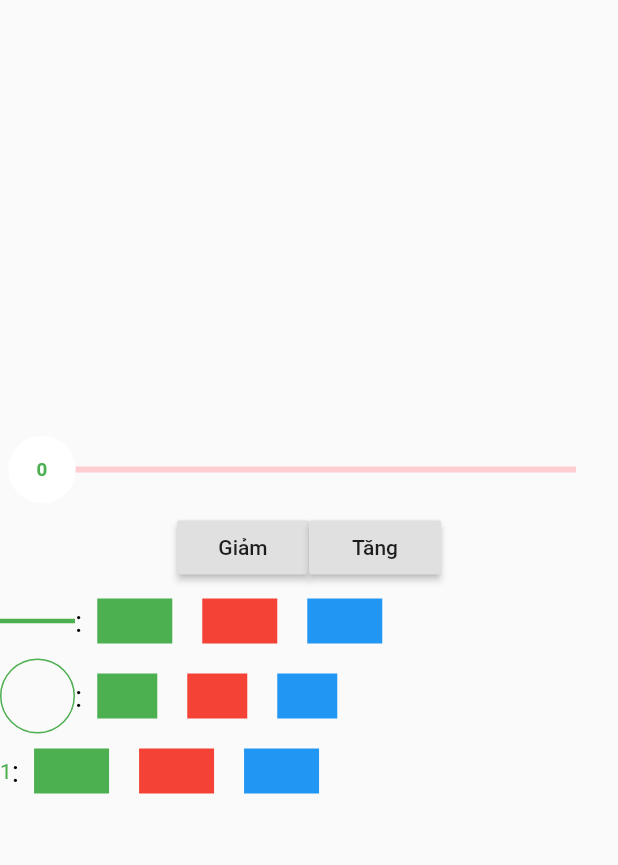
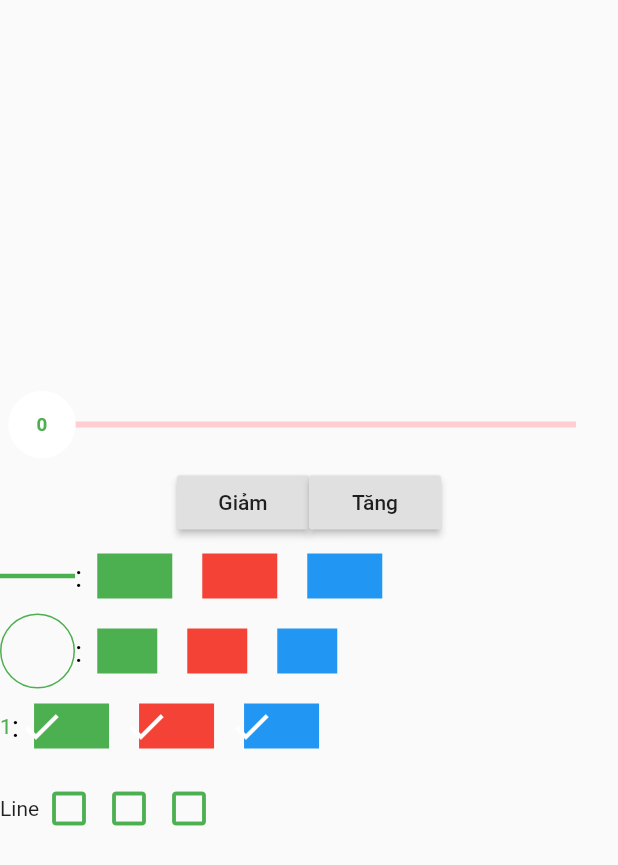
Before and after one commit to MrLongg71/test, a Flutter app: the screen it shows after launch, on a phone screen of 412 x 824 dp. Shown: the top 865 px of the screen. Run offline on Flutter 3.47's test engine with Material 2 defaults, Android fonts, the phone set to English and light mode, and no system bars; our stand-ins replace equatable, flutter_bloc.

Commit message:
update code

```diff
--- a/lib/main.dart
+++ b/lib/main.dart
@@ -2,6 +2,7 @@ import 'package:flutter/material.dart';
 import 'package:flutter_bloc/flutter_bloc.dart';
 import 'package:test20210418/bloc/test_bloc.dart';
 import 'package:test20210418/bloc/test_event.dart';
+import 'package:test20210418/model.dart';
 
 import 'bloc/test_state.dart';
 import 'custom_slider.dart';
@@ -35,16 +36,20 @@ class MyHomePage extends StatefulWidget {
 class _MyHomePageState extends State<MyHomePage> {
   double _value = 0.0;
   List<Color> _colorList = [Colors.green, Colors.red, Colors.blue];
-
+  List<Model> model = [];
   Color _colorLine;
   Color _colorCircle;
   Color _colorText;
+  int _keyLine = -1;
 
   @override
   void initState() {
     _colorLine = _colorList[0];
     _colorCircle = _colorList[0];
     _colorText = _colorList[0];
+
+    // model.add(Model(color:));
+
     super.initState();
   }
 
@@ -62,7 +67,7 @@ class _MyHomePageState extends State<MyHomePage> {
         if (state is ChangeColorState) {
           _colorLine = state.color;
         }
-        if(state is ChangeSliderState){
+        if (state is ChangeSliderState) {
           _value = state.value;
         }
       },
@@ -83,8 +88,7 @@ class _MyHomePageState extends State<MyHomePage> {
             trackShape: RectangularSliderTrackShape(),
             trackHeight: 4.0,
             thumbColor: _colorText,
-            thumbShape:
-                CustomSliderThumbCircle(thumbRadius: 25, min: 0, max: 100),
+            thumbShape: CustomSliderThumbCircle(thumbRadius: 25, min: 0, max: 100),
             overlayColor: _colorLine.withAlpha(32),
             overlayShape: RoundSliderOverlayShape(overlayRadius: 28.0),
           ),
@@ -120,6 +124,7 @@ class _MyHomePageState extends State<MyHomePage> {
         _buildLineColor(),
         _buildCircleColor(),
         _buildTextColor(),
+        _line(),
       ],
     );
   }
@@ -205,6 +210,7 @@ class _MyHomePageState extends State<MyHomePage> {
   }
 
   Widget _buildTextColor() {
+    bool _check = true;
     return Container(
       height: 50,
       child: Row(
@@ -224,16 +230,31 @@ class _MyHomePageState extends State<MyHomePage> {
             itemBuilder: (BuildContext context, int index) {
               return GestureDetector(
                   onTap: () {
+                    _check = !_check;
                     _colorText = _colorList[index];
+                    print(_check);
                     setState(() {});
                   },
-                child: Container(
+                  child: Stack(
+                    children: [
+                      Container(
                         margin: EdgeInsets.all(10),
                         color: _colorList[index],
                         width: 50,
                         height: 50,
                       ),
-              );
+                      _check
+                          ? Align(
+                              child: Icon(
+                                Icons.check,
+                                size: 30.0,
+                                color: Colors.white,
+                              ),
+                              alignment: Alignment.center,
+                            )
+                          : Container()
+                    ],
+                  ));
             },
           )
         ],
@@ -241,18 +262,51 @@ class _MyHomePageState extends State<MyHomePage> {
     );
   }
 
-// Widget _buildList(){
-//   return  GridView.builder(
-//       gridDelegate: const SliverGridDelegateWithFixedCrossAxisCount(
-//         crossAxisCount: 3,
-//       ),
-//       itemCount: 3,
-//       itemBuilder: (BuildContext context, int index) {
-//         return Card(
-//           color: Colors.amber,
-//           child: Center(child: Text('$index')),
-//         );
-//       }
-//   );
-// }
+  Widget _line() {
+    return Container(
+      height: 60,
+      width: MediaQuery.of(context).size.width,
+      child: Row(
+        children: [
+          Container(
+            child: Text('Line'),
+          ),
+          Expanded(
+            child: ListView(
+              scrollDirection: Axis.horizontal,
+              children: [
+                _item(indexKey: _keyLine, index: 0, color: Colors.green, tap: () => _tapLine(0)),
+                _item(indexKey: _keyLine, index: 1, color: Colors.green, tap: () => _tapLine(1)),
+                _item(indexKey: _keyLine, index: 2, color: Colors.green, tap: () => _tapLine(2)),
+              ],
+            ),
+          ),
+        ],
+      ),
+    );
   }
+
+  Widget _item({int indexKey, int index, Color color, Function tap}) {
+    return Container(
+      width: 40,
+      height: 40,
+      child: RawMaterialButton(
+        padding: EdgeInsets.zero,
+        onPressed: tap,
+        child: Container(
+          child: Icon(
+            indexKey != index ? Icons.check_box_outline_blank : Icons.check_box,
+            color: color,
+            size: 30,
+          ),
+        ),
+      ),
+    );
+  }
+
+  void _tapLine(int index) {
+    setState(() {
+      _keyLine = index;
+    });
+  }
+}
```
Lines whose indentation alone changed are shown as unchanged.
